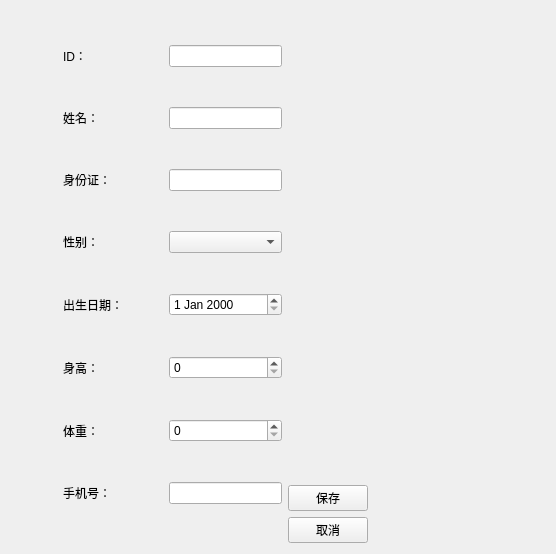
Above: CaseHistoryManager/patienteditview.ui from leeonbeans/QT_learning before the change. Below: the same form after it.
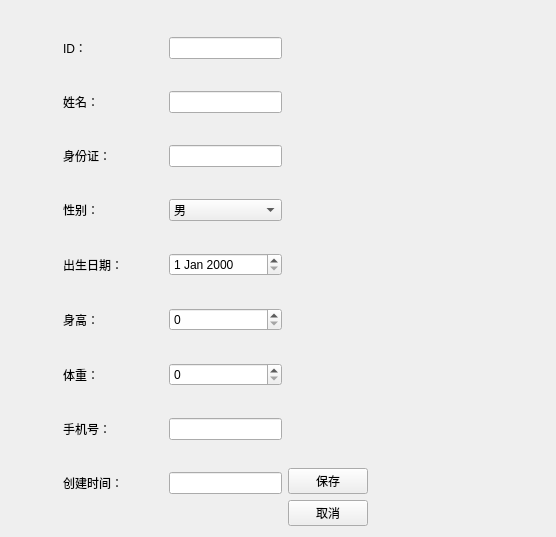
That is the form after the change.

The edit to the form file:
```diff
--- a/CaseHistoryManager/patienteditview.ui
+++ b/CaseHistoryManager/patienteditview.ui
@@ -7,7 +7,7 @@
     <x>0</x>
     <y>0</y>
     <width>556</width>
-    <height>554</height>
+    <height>537</height>
    </rect>
   </property>
   <property name="windowTitle">
@@ -160,6 +160,16 @@
            <height>0</height>
           </size>
          </property>
+         <item>
+          <property name="text">
+           <string>男</string>
+          </property>
+         </item>
+         <item>
+          <property name="text">
+           <string>女</string>
+          </property>
+         </item>
         </widget>
        </item>
       </layout>
@@ -296,6 +306,33 @@
        </item>
       </layout>
      </item>
+     <item>
+      <layout class="QHBoxLayout" name="horizontalLayout_9">
+       <item>
+        <widget class="QLabel" name="label_9">
+         <property name="minimumSize">
+          <size>
+           <width>100</width>
+           <height>0</height>
+          </size>
+         </property>
+         <property name="text">
+          <string>创建时间：</string>
+         </property>
+        </widget>
+       </item>
+       <item>
+        <widget class="QLineEdit" name="dbEditCreateTime">
+         <property name="minimumSize">
+          <size>
+           <width>113</width>
+           <height>0</height>
+          </size>
+         </property>
+        </widget>
+       </item>
+      </layout>
+     </item>
     </layout>
    </item>
    <item row="0" column="2">
```
Left out of the diff: 16 changed lines with no effect on the pictures.
